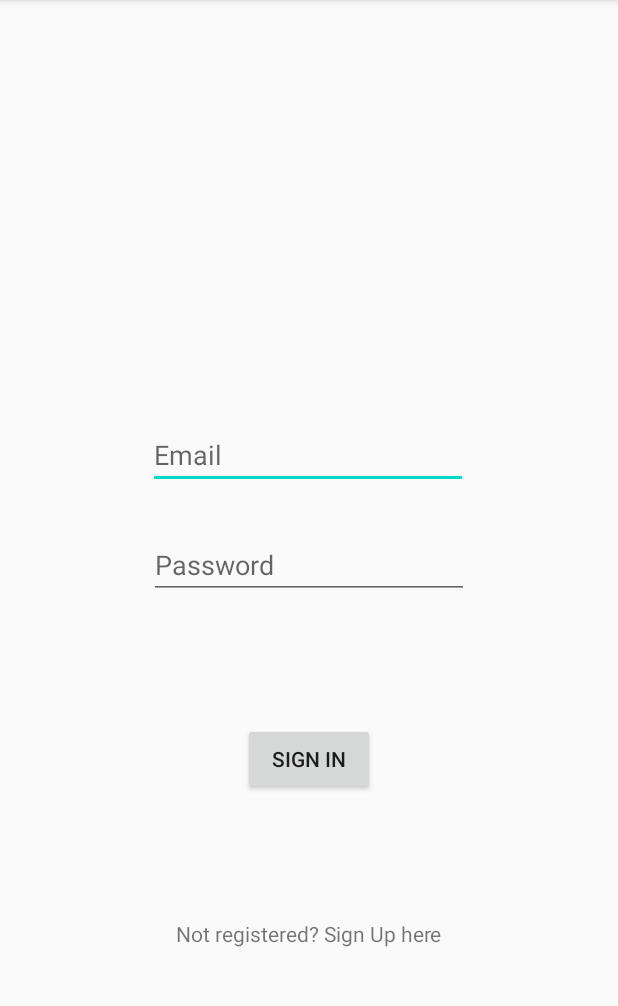
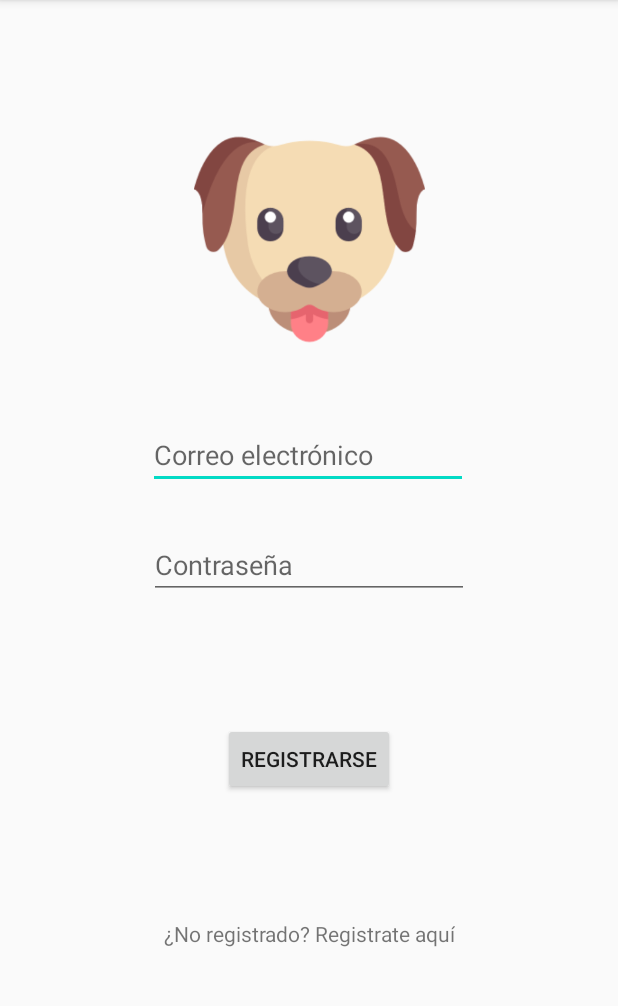
Before and after one commit to Fercho1992/AppProyectoFinal, an Android app: the LoginActivity screen opened directly, with no data from a screen before it, on a phone screen of 412 x 824 dp, the part 84-1090 px from its top. Run offline under Robolectric (Android 15) with nearby library versions, the phone set to English and light mode, and no system bars; our stand-ins replace Firebase (no records; nobody signed in at launch, a user with empty details on screens opened directly).

Commit message:
Login APP 1.1

```diff
--- a/app/src/main/AndroidManifest.xml
+++ b/app/src/main/AndroidManifest.xml
@@ -12,7 +12,7 @@
         android:supportsRtl="true"
         android:theme="@style/AppTheme">
         <activity android:name=".HomeActivity"></activity>
-        <activity android:name=".MainActivity" >
+        <activity android:name=".RegistryActivity" >
 
             <intent-filter>
                 <action android:name="android.intent.action.MAIN" />
@@ -20,8 +20,8 @@
                 <category android:name="android.intent.category.LAUNCHER" />
             </intent-filter>
         </activity>
-        <activity android:name=".AcercaDe" />
-        <activity android:name=".Login" />
+        <activity android:name=".AboutUsActivity" />
+        <activity android:name=".LoginActivity" />
     </application>
 
 </manifest>
--- a/app/src/main/java/com/fernandomoya/appproyectofinal/AcercaDe.java
+++ b/app/src/main/java/com/fernandomoya/appproyectofinal/AboutUsActivity.java
@@ -4,7 +4,7 @@ import androidx.appcompat.app.AppCompatActivity;
 
 import android.os.Bundle;
 
-public class AcercaDe extends AppCompatActivity {
+public class AboutUsActivity extends AppCompatActivity {
 
     @Override
     protected void onCreate(Bundle savedInstanceState) {
--- a/app/src/main/java/com/fernandomoya/appproyectofinal/HomeActivity.java
+++ b/app/src/main/java/com/fernandomoya/appproyectofinal/HomeActivity.java
@@ -23,7 +23,7 @@ public class HomeActivity extends AppCompatActivity {
             @Override
             public void onClick(View v) {
                 FirebaseAuth.getInstance().signOut();
-                Intent intToMain = new Intent(HomeActivity.this, MainActivity.class);
+                Intent intToMain = new Intent(HomeActivity.this, RegistryActivity.class);
                 startActivity(intToMain);
             }
         });
--- a/app/src/main/java/com/fernandomoya/appproyectofinal/Login.java
+++ b/app/src/main/java/com/fernandomoya/appproyectofinal/LoginActivity.java
@@ -17,7 +17,7 @@ import com.google.firebase.auth.AuthResult;
 import com.google.firebase.auth.FirebaseAuth;
 import com.google.firebase.auth.FirebaseUser;
 
-public class Login extends AppCompatActivity {
+public class LoginActivity extends AppCompatActivity {
 
     EditText emailId, password;
     Button btnSignIn;
@@ -40,12 +40,12 @@ public class Login extends AppCompatActivity {
             public void onAuthStateChanged(@NonNull FirebaseAuth firebaseAuth) {
                 FirebaseUser mFirebaseUser = mFirebaseAuth.getCurrentUser();
                 if( mFirebaseUser != null ){
-                    Toast.makeText(Login.this,"You are logged in",Toast.LENGTH_SHORT).show();
-                    Intent i = new Intent(Login.this, HomeActivity.class);
+                    Toast.makeText(LoginActivity.this,"Has iniciado sesión",Toast.LENGTH_SHORT).show();
+                    Intent i = new Intent(LoginActivity.this, HomeActivity.class);
                     startActivity(i);
                 }
                 else{
-                    Toast.makeText(Login.this,"Please Login",Toast.LENGTH_SHORT).show();
+                    Toast.makeText(LoginActivity.this,"Por favor Iniciar sesión",Toast.LENGTH_SHORT).show();
                 }
             }
         };
@@ -56,32 +56,32 @@ public class Login extends AppCompatActivity {
                 String email = emailId.getText().toString();
                 String pwd = password.getText().toString();
                 if(email.isEmpty()){
-                    emailId.setError("Please enter email id");
+                    emailId.setError("Por favor, introduzca la identificación del correo electrónico");
                     emailId.requestFocus();
                 }
                 else  if(pwd.isEmpty()){
-                    password.setError("Please enter your password");
+                    password.setError("Por favor, introduzca su contraseña");
                     password.requestFocus();
                 }
                 else  if(email.isEmpty() && pwd.isEmpty()){
-                    Toast.makeText(Login.this,"Fields Are Empty!",Toast.LENGTH_SHORT).show();
+                    Toast.makeText(LoginActivity.this,"¡Los campos están vacíos!",Toast.LENGTH_SHORT).show();
                 }
                 else  if(!(email.isEmpty() && pwd.isEmpty())){
-                    mFirebaseAuth.signInWithEmailAndPassword(email, pwd).addOnCompleteListener(Login.this, new OnCompleteListener<AuthResult>() {
+                    mFirebaseAuth.signInWithEmailAndPassword(email, pwd).addOnCompleteListener(LoginActivity.this, new OnCompleteListener<AuthResult>() {
                         @Override
                         public void onComplete(@NonNull Task<AuthResult> task) {
                             if(!task.isSuccessful()){
-                                Toast.makeText(Login.this,"Login Error, Please Login Again",Toast.LENGTH_SHORT).show();
+                                Toast.makeText(LoginActivity.this,"Error de inicio de sesión, vuelva a iniciar sesión",Toast.LENGTH_SHORT).show();
                             }
                             else{
-                                Intent intToHome = new Intent(Login.this,HomeActivity.class);
+                                Intent intToHome = new Intent(LoginActivity.this,HomeActivity.class);
                                 startActivity(intToHome);
                             }
                         }
                     });
                 }
                 else{
-                    Toast.makeText(Login.this,"Error Occurred!",Toast.LENGTH_SHORT).show();
+                    Toast.makeText(LoginActivity.this,"¡Se produjo un error!",Toast.LENGTH_SHORT).show();
 
                 }
 
@@ -91,7 +91,7 @@ public class Login extends AppCompatActivity {
         tvSignUp.setOnClickListener(new View.OnClickListener() {
             @Override
             public void onClick(View v) {
-                Intent intSignUp = new Intent(Login.this, MainActivity.class);
+                Intent intSignUp = new Intent(LoginActivity.this, RegistryActivity.class);
                 startActivity(intSignUp);
             }
         });
--- a/app/src/main/res/layout/activity_acerca_de.xml
+++ b/app/src/main/res/layout/activity_acerca_de.xml
@@ -4,6 +4,6 @@
     xmlns:tools="http://schemas.android.com/tools"
     android:layout_width="match_parent"
     android:layout_height="match_parent"
-    tools:context=".AcercaDe">
+    tools:context=".AboutUsActivity">
 
 </androidx.constraintlayout.widget.ConstraintLayout>
--- a/app/src/main/res/layout/activity_login.xml
+++ b/app/src/main/res/layout/activity_login.xml
@@ -4,20 +4,20 @@
     xmlns:tools="http://schemas.android.com/tools"
     android:layout_width="match_parent"
     android:layout_height="match_parent"
-    tools:context=".Login">
+    tools:context=".LoginActivity">
 
     <EditText
         android:id="@+id/editText"
         android:layout_width="wrap_content"
         android:layout_height="wrap_content"
-        android:layout_marginBottom="313dp"
-        android:layout_marginEnd="85dp"
-        android:layout_marginRight="85dp"
         android:layout_marginStart="84dp"
         android:layout_marginLeft="84dp"
         android:layout_marginTop="152dp"
+        android:layout_marginEnd="85dp"
+        android:layout_marginRight="85dp"
+        android:layout_marginBottom="313dp"
         android:ems="10"
-        android:hint="Email"
+        android:hint="Correo electrónico"
         android:inputType="textEmailAddress"
         app:layout_constraintBottom_toBottomOf="parent"
         app:layout_constraintEnd_toEndOf="parent"
@@ -28,12 +28,12 @@
         android:id="@+id/editText2"
         android:layout_width="wrap_content"
         android:layout_height="wrap_content"
-        android:layout_marginBottom="8dp"
-        android:layout_marginEnd="85dp"
         android:layout_marginStart="85dp"
         android:layout_marginTop="8dp"
+        android:layout_marginEnd="85dp"
+        android:layout_marginBottom="8dp"
         android:ems="10"
-        android:hint="Password"
+        android:hint="Contraseña"
         android:inputType="textPassword"
         app:layout_constraintBottom_toBottomOf="parent"
         app:layout_constraintEnd_toEndOf="parent"
@@ -45,10 +45,10 @@
         android:id="@+id/textView"
         android:layout_width="wrap_content"
         android:layout_height="wrap_content"
+        android:layout_marginStart="163dp"
+        android:layout_marginEnd="163dp"
         android:layout_marginBottom="136dp"
-        android:layout_marginEnd="163dp"
-        android:layout_marginStart="163dp"
-        android:text="Not registered? Sign Up here"
+        android:text="¿No registrado? Registrate aquí"
         app:layout_constraintBottom_toBottomOf="parent"
         app:layout_constraintEnd_toEndOf="parent"
         app:layout_constraintStart_toStartOf="parent" />
@@ -57,14 +57,24 @@
         android:id="@+id/button2"
         android:layout_width="wrap_content"
         android:layout_height="wrap_content"
-        android:layout_marginBottom="8dp"
-        android:layout_marginEnd="8dp"
         android:layout_marginStart="8dp"
         android:layout_marginTop="8dp"
-        android:text="Sign In"
+        android:layout_marginEnd="8dp"
+        android:layout_marginBottom="8dp"
+        android:text="Registrarse"
         app:layout_constraintBottom_toTopOf="@+id/textView"
         app:layout_constraintEnd_toEndOf="parent"
         app:layout_constraintStart_toStartOf="parent"
         app:layout_constraintTop_toBottomOf="@+id/editText2" />
 
+    <ImageView
+        android:id="@+id/imageView"
+        android:layout_width="163dp"
+        android:layout_height="154dp"
+        android:layout_marginBottom="44dp"
+        app:layout_constraintBottom_toTopOf="@+id/editText"
+        app:layout_constraintEnd_toEndOf="parent"
+        app:layout_constraintStart_toStartOf="parent"
+        app:srcCompat="@drawable/animalkingdom" />
+
 </androidx.constraintlayout.widget.ConstraintLayout>
```
Also changed, not shown: app/src/main/java/com/fernandomoya/appproyectofinal/RegistryActivity.java (renamed from app/src/main/java/com/fernandomoya/appproyectofinal/MainActivity.java, +9 -9 lines), app/src/main/res/layout/activity_home.xml (+6 -5 lines), app/src/main/res/layout/activity_main.xml (+28 -14 lines).
